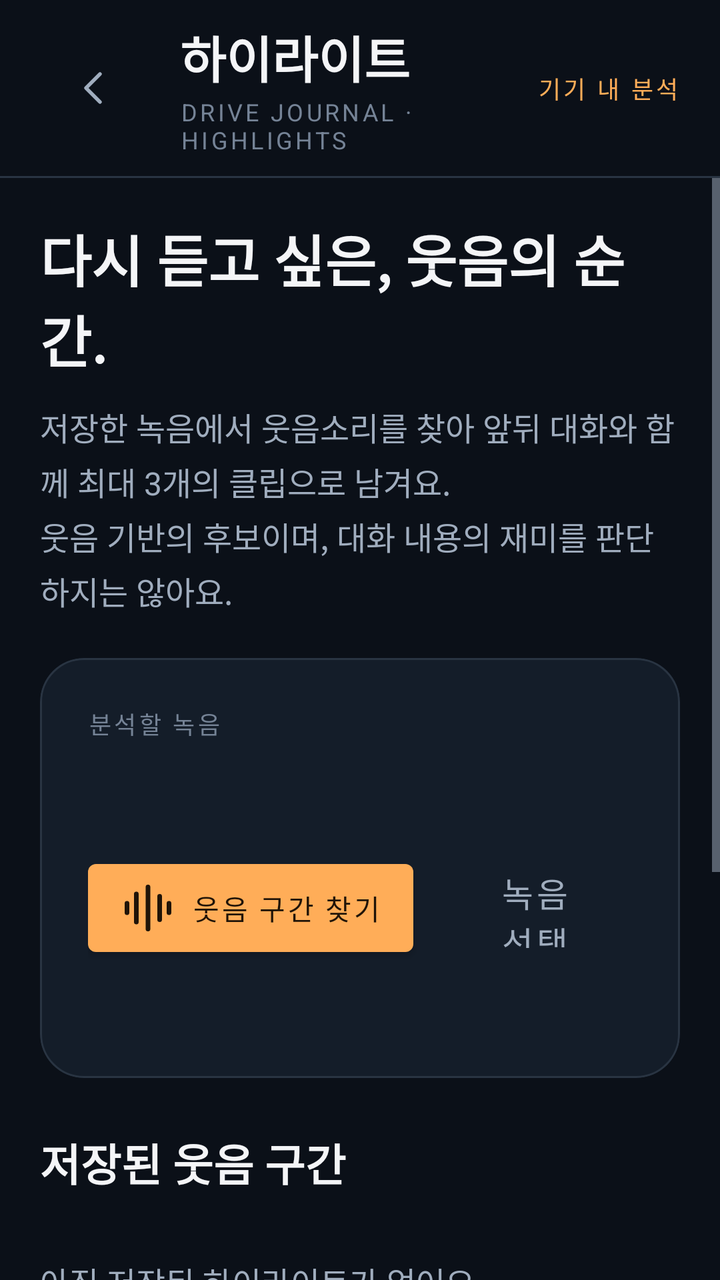
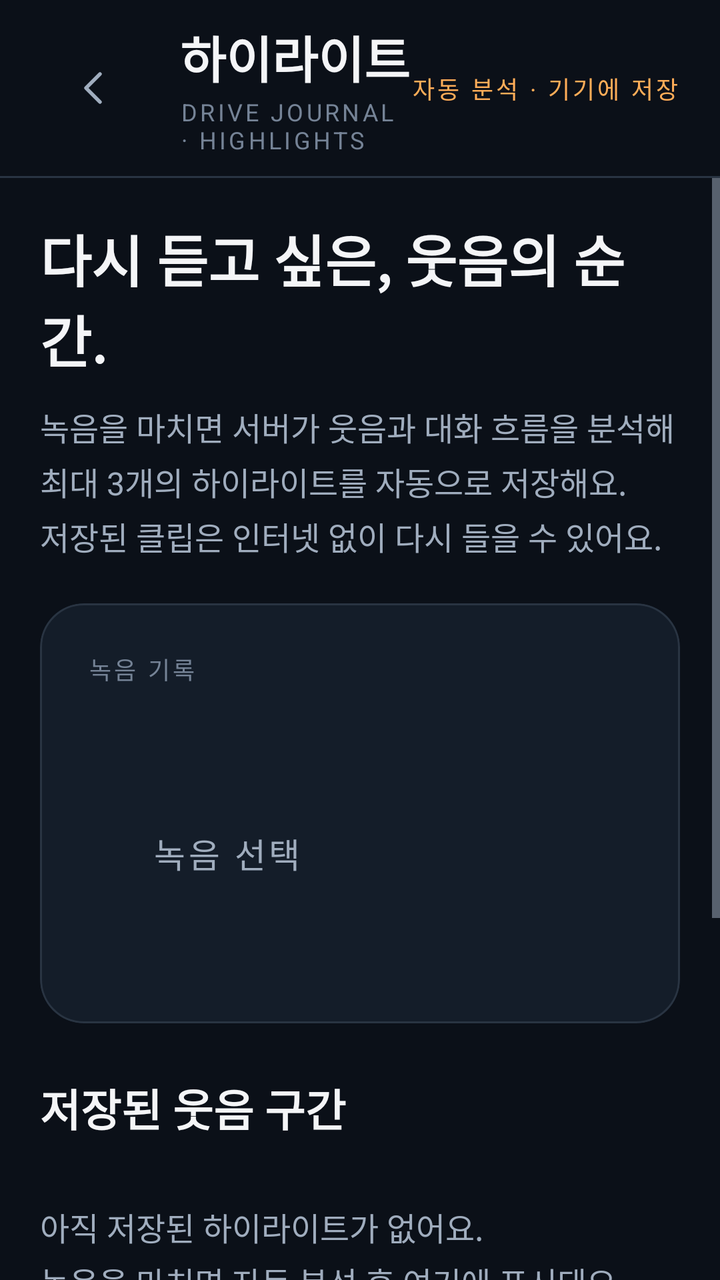

Two renders of the same Android screen: before a commit and after it. Below are the layout's source before the change and the commit's diff.
<!-- AndroidManifest.xml: application theme Theme.HD_project -->
<!-- res/layout/activity_highlights.xml -->
<LinearLayout xmlns:android="http://schemas.android.com/apk/res/android"
    xmlns:app="http://schemas.android.com/apk/res-auto"
    android:id="@+id/highlights_root" android:layout_width="match_parent" android:layout_height="match_parent"
    android:orientation="vertical">
    <LinearLayout android:layout_width="match_parent" android:layout_height="88dp"
        android:paddingHorizontal="@dimen/page_padding" android:gravity="center_vertical">
        <com.google.android.material.button.MaterialButton android:id="@+id/highlights_back"
            style="@style/Widget.Journal.Navigation" android:layout_width="56dp" android:minWidth="0dp"
            android:paddingHorizontal="16dp" app:iconPadding="0dp" app:icon="@drawable/ic_back"
            android:contentDescription="@string/back" />
        <LinearLayout android:layout_width="0dp" android:layout_height="wrap_content" android:layout_weight="1"
            android:layout_marginStart="14dp" android:orientation="vertical">
            <TextView style="@style/Text.Journal.Title" android:text="@string/highlights" />
            <TextView style="@style/Text.Journal.Eyebrow" android:text="@string/highlight_caption" android:layout_marginTop="3dp" />
        </LinearLayout>
        <TextView style="@style/Text.Journal.Eyebrow" android:text="@string/highlight_local_badge"
            android:textColor="@color/sample_primary" />
    </LinearLayout>
    <View android:layout_width="match_parent" android:layout_height="1dp" android:background="@color/outline" />
    <ScrollView android:layout_width="match_parent" android:layout_height="0dp" android:layout_weight="1" android:fillViewport="true">
        <LinearLayout android:layout_width="match_parent" android:layout_height="wrap_content"
            android:orientation="vertical" android:padding="@dimen/page_padding">
            <TextView style="@style/Text.Journal.Headline" android:text="@string/highlight_headline" />
            <TextView style="@style/Text.Journal.Body" android:layout_width="match_parent"
                android:text="@string/highlight_description" android:layout_marginTop="12dp" android:layout_marginBottom="22dp" />
            <com.google.android.material.card.MaterialCardView style="@style/Widget.Journal.Card">
                <LinearLayout android:layout_width="match_parent" android:layout_height="wrap_content"
                    android:orientation="vertical" android:padding="24dp">
                    <TextView style="@style/Text.Journal.Eyebrow" android:text="@string/highlight_source_label" />
                    <TextView android:id="@+id/selected_recording" style="@style/Text.Journal.Section"
                        android:layout_width="match_parent" android:layout_marginTop="12dp" />
                    <LinearLayout android:layout_width="match_parent" android:layout_height="wrap_content"
                        android:layout_marginTop="16dp" android:gravity="center_vertical">
                        <com.google.android.material.button.MaterialButton android:id="@+id/analyze_highlights"
                            android:layout_width="wrap_content" android:layout_height="wrap_content"
                            android:minHeight="56dp" android:text="@string/highlight_analyze" app:icon="@drawable/ic_audio" />
                        <com.google.android.material.button.MaterialButton android:id="@+id/choose_recording"
                            style="@style/Widget.Journal.Navigation" android:text="@string/highlight_choose"
                            android:layout_marginStart="12dp" />
                        <com.google.android.material.button.MaterialButton android:id="@+id/cancel_analysis"
                            style="@style/Widget.Journal.Navigation" android:text="@string/cancel"
                            android:layout_marginStart="12dp" android:visibility="gone" />
                    </LinearLayout>
                    <TextView android:id="@+id/highlight_status" style="@style/Text.Journal.Body"
                        android:layout_width="match_parent" android:textColor="@color/sample_primary"
                        android:layout_marginTop="12dp" android:accessibilityLiveRegion="polite" />
                </LinearLayout>
            </com.google.android.material.card.MaterialCardView>
            <TextView style="@style/Text.Journal.Section" android:text="@string/highlight_saved"
                android:layout_marginTop="26dp" android:layout_marginBottom="16dp" />
            <TextView android:id="@+id/highlight_empty" style="@style/Text.Journal.Body"
                android:layout_width="match_parent" android:text="@string/highlight_empty" android:paddingVertical="16dp" />
            <LinearLayout android:id="@+id/highlight_rows" android:layout_width="match_parent"
                android:layout_height="wrap_content" android:orientation="vertical" />
            <com.google.android.material.card.MaterialCardView style="@style/Widget.Journal.Card"
                android:layout_marginTop="22dp" app:cardBackgroundColor="@color/accent_surface" app:strokeColor="@color/accent_outline">
                <LinearLayout android:layout_width="match_parent" android:layout_height="wrap_content"
                    android:orientation="vertical" android:padding="24dp">
                    <TextView style="@style/Text.Journal.Section" android:text="@string/highlight_gleo_title" />
                    <TextView style="@style/Text.Journal.Body" android:layout_width="match_parent"
                        android:text="@string/highlight_gleo_commands" android:layout_marginTop="12dp" />
                    <TextView style="@style/Text.Journal.Body" android:layout_width="match_parent"
                        android:text="@string/highlight_gleo_pending" android:textSize="14sp" android:layout_marginTop="12dp" />
                </LinearLayout>
            </com.google.android.material.card.MaterialCardView>
        </LinearLayout>
    </ScrollView>
</LinearLayout>
<!-- resources referenced by this layout -->
<resources>
  <color name="accent_outline">#62462F</color>
  <color name="accent_surface">#2C221D</color>
  <color name="outline">#293442</color>
  <color name="sample_primary">#FFAD58</color>
  <dimen name="page_padding">20dp</dimen>
  <!-- drawable ic_audio (drawable) -->
  <vector xmlns:android="http://schemas.android.com/apk/res/android" android:width="28dp"
      android:height="28dp" android:viewportWidth="24" android:viewportHeight="24">
      <path android:fillColor="#00000000" android:strokeColor="#FFFFFFFF" android:strokeWidth="2"
          android:strokeLineCap="round" android:pathData="M3,10V14M7,6V18M12,3V21M17,7V17M21,10V14" />
  </vector>
  <string name="back">뒤로</string>
  <string name="cancel">취소</string>
  <string name="highlight_analyze">웃음 구간 찾기</string>
  <string name="highlight_caption">DRIVE JOURNAL · HIGHLIGHTS</string>
  <string name="highlight_choose">녹음 선택</string>
  <string name="highlight_description">저장한 녹음에서 웃음소리를 찾아 앞뒤 대화와 함께 최대 3개의 클립으로 남겨요.\n웃음 기반의 후보이며, 대화 내용의 재미를 판단하지는 않아요.</string>
  <string name="highlight_empty">아직 저장된 하이라이트가 없어요.\n녹음을 선택하고 웃음 구간을 찾아보세요.</string>
  <string name="highlight_gleo_commands">“이동 기록에서 웃긴 부분 찾아줘”\n“하이라이트 보여줘”  ·  “첫 번째 하이라이트 틀어줘”</string>
  <string name="highlight_gleo_pending">Gleo 연동 승인 후 음성으로 사용할 수 있어요. 지금은 위 버튼으로 같은 기능을 이용해 보세요.</string>
  <string name="highlight_gleo_title">Gleo로 불러보세요</string>
  <string name="highlight_headline">다시 듣고 싶은, 웃음의 순간.</string>
  <string name="highlight_local_badge">기기 내 분석</string>
  <string name="highlight_saved">저장된 웃음 구간</string>
  <string name="highlight_source_label">분석할 녹음</string>
  <string name="highlights">하이라이트</string>
  <style name="Text.Journal.Body">
          <item name="android:textSize">16sp</item>
          <item name="android:lineSpacingExtra">4dp</item>
          <item name="android:textColor">@color/text_secondary</item>
      </style>
  <style name="Text.Journal.Eyebrow">
          <item name="android:textSize">12sp</item>
          <item name="android:letterSpacing">0.12</item>
          <item name="android:textColor">@color/text_muted</item>
      </style>
  <style name="Text.Journal.Headline">
          <item name="android:textSize">@dimen/headline_size</item>
          <item name="android:textStyle">bold</item>
      </style>
  <style name="Text.Journal.Section">
          <item name="android:textSize">22sp</item>
          <item name="android:textStyle">bold</item>
      </style>
  <style name="Text.Journal.Title">
          <item name="android:textSize">25sp</item>
          <item name="android:textStyle">bold</item>
      </style>
  <color name="text_secondary">#A0ADBE</color>
  <color name="text_muted">#758396</color>
  <dimen name="headline_size">28sp</dimen>
  <color name="card_background">#141D29</color>
  <color name="button_text">#201408</color>
  <color name="screen_background">#0B1018</color>
  <color name="text_primary">#F4F5F7</color>
  <style name="Shape.Journal" parent="ShapeAppearance.MaterialComponents.MediumComponent">
          <item name="cornerFamily">rounded</item>
          <item name="cornerSize">20dp</item>
      </style>
  <color name="card_elevated">#192431</color>
  <style name="Widget.Journal.DialogTitle" parent="MaterialAlertDialog.MaterialComponents.Title.Text">
          <item name="android:textSize">25sp</item>
          <item name="android:textStyle">bold</item>
          <item name="android:textColor">@color/text_primary</item>
      </style>
  <style name="Widget.Journal.DialogBody" parent="MaterialAlertDialog.MaterialComponents.Body.Text">
          <item name="android:textSize">18sp</item>
          <item name="android:lineSpacingExtra">5dp</item>
          <item name="android:textColor">@color/text_secondary</item>
      </style>
  <style name="Widget.Journal.DialogButton" parent="Widget.MaterialComponents.Button.TextButton.Dialog">
          <item name="android:textSize">17sp</item>
          <item name="android:minHeight">56dp</item>
          <item name="android:textColor">@color/sample_primary</item>
      </style>
  <!-- unchanged entries left out for length: 5 -->
</resources>

<!-- the commit's change to res/layout/activity_highlights.xml (unified diff, before → after) -->
@@ -17,7 +17,7 @@
             android:textColor="@color/sample_primary" />
     </LinearLayout>
     <View android:layout_width="match_parent" android:layout_height="1dp" android:background="@color/outline" />
-    <ScrollView android:layout_width="match_parent" android:layout_height="0dp" android:layout_weight="1" android:fillViewport="true">
+    <ScrollView android:id="@+id/highlights_scroll" android:layout_width="match_parent" android:layout_height="0dp" android:layout_weight="1" android:fillViewport="true">
         <LinearLayout android:layout_width="match_parent" android:layout_height="wrap_content"
             android:orientation="vertical" android:padding="@dimen/page_padding">
             <TextView style="@style/Text.Journal.Headline" android:text="@string/highlight_headline" />
@@ -31,15 +31,9 @@
                         android:layout_width="match_parent" android:layout_marginTop="12dp" />
                     <LinearLayout android:layout_width="match_parent" android:layout_height="wrap_content"
                         android:layout_marginTop="16dp" android:gravity="center_vertical">
-                        <com.google.android.material.button.MaterialButton android:id="@+id/analyze_highlights"
-                            android:layout_width="wrap_content" android:layout_height="wrap_content"
-                            android:minHeight="56dp" android:text="@string/highlight_analyze" app:icon="@drawable/ic_audio" />
                         <com.google.android.material.button.MaterialButton android:id="@+id/choose_recording"
                             style="@style/Widget.Journal.Navigation" android:text="@string/highlight_choose"
                             android:layout_marginStart="12dp" />
-                        <com.google.android.material.button.MaterialButton android:id="@+id/cancel_analysis"
-                            style="@style/Widget.Journal.Navigation" android:text="@string/cancel"
-                            android:layout_marginStart="12dp" android:visibility="gone" />
                     </LinearLayout>
                     <TextView android:id="@+id/highlight_status" style="@style/Text.Journal.Body"
                         android:layout_width="match_parent" android:textColor="@color/sample_primary"
<!-- resource entries referenced after the edit -->
@@ -5,26 +5,18 @@
   <color name="outline">#293442</color>
   <color name="sample_primary">#FFAD58</color>
   <dimen name="page_padding">20dp</dimen>
-  <!-- drawable ic_audio (drawable) -->
-  <vector xmlns:android="http://schemas.android.com/apk/res/android" android:width="28dp"
-      android:height="28dp" android:viewportWidth="24" android:viewportHeight="24">
-      <path android:fillColor="#00000000" android:strokeColor="#FFFFFFFF" android:strokeWidth="2"
-          android:strokeLineCap="round" android:pathData="M3,10V14M7,6V18M12,3V21M17,7V17M21,10V14" />
-  </vector>
   <string name="back">뒤로</string>
-  <string name="cancel">취소</string>
-  <string name="highlight_analyze">웃음 구간 찾기</string>
   <string name="highlight_caption">DRIVE JOURNAL · HIGHLIGHTS</string>
   <string name="highlight_choose">녹음 선택</string>
-  <string name="highlight_description">저장한 녹음에서 웃음소리를 찾아 앞뒤 대화와 함께 최대 3개의 클립으로 남겨요.\n웃음 기반의 후보이며, 대화 내용의 재미를 판단하지는 않아요.</string>
-  <string name="highlight_empty">아직 저장된 하이라이트가 없어요.\n녹음을 선택하고 웃음 구간을 찾아보세요.</string>
-  <string name="highlight_gleo_commands">“이동 기록에서 웃긴 부분 찾아줘”\n“하이라이트 보여줘”  ·  “첫 번째 하이라이트 틀어줘”</string>
-  <string name="highlight_gleo_pending">Gleo 연동 승인 후 음성으로 사용할 수 있어요. 지금은 위 버튼으로 같은 기능을 이용해 보세요.</string>
+  <string name="highlight_description">녹음을 마치면 서버가 웃음과 대화 흐름을 분석해 최대 3개의 하이라이트를 자동으로 저장해요.\n저장된 클립은 인터넷 없이 다시 들을 수 있어요.</string>
+  <string name="highlight_empty">아직 저장된 하이라이트가 없어요.\n녹음을 마치면 자동 분석 후 여기에 표시돼요.</string>
+  <string name="highlight_gleo_commands">“하이라이트 보여줘”  ·  “첫 번째 하이라이트 틀어줘”</string>
+  <string name="highlight_gleo_pending">Gleo 연동 승인 후 저장된 하이라이트를 음성으로 확인하고 재생할 수 있어요.</string>
   <string name="highlight_gleo_title">Gleo로 불러보세요</string>
   <string name="highlight_headline">다시 듣고 싶은, 웃음의 순간.</string>
-  <string name="highlight_local_badge">기기 내 분석</string>
+  <string name="highlight_local_badge">자동 분석 · 기기에 저장</string>
   <string name="highlight_saved">저장된 웃음 구간</string>
-  <string name="highlight_source_label">분석할 녹음</string>
+  <string name="highlight_source_label">녹음 기록</string>
   <string name="highlights">하이라이트</string>
   <style name="Text.Journal.Body">
           <item name="android:textSize">16sp</item>
